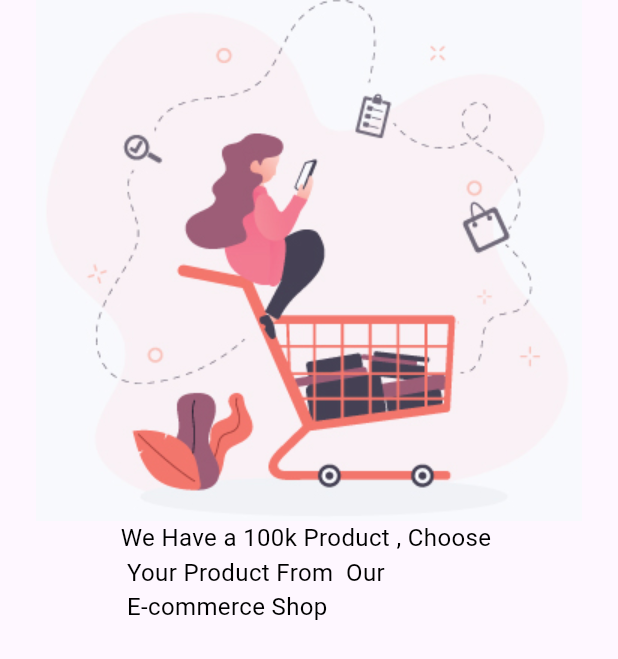
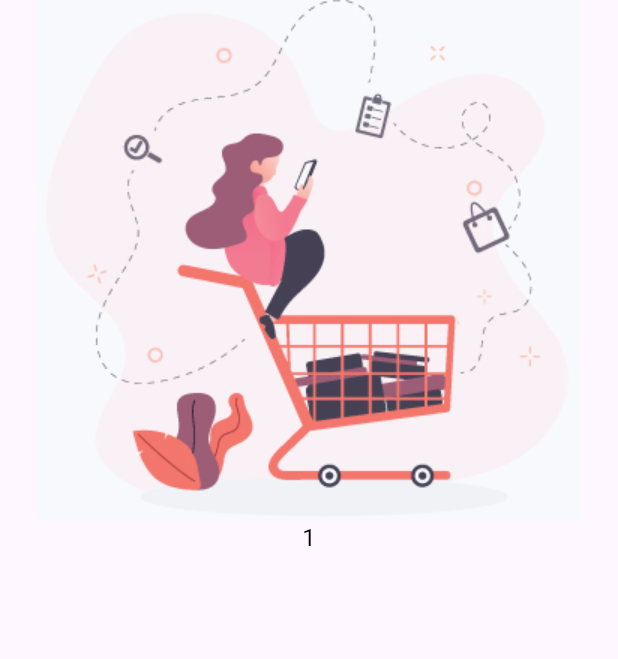
Before and after one commit to am7405782/shoping_app, a Flutter app: the screen it shows after launch, on a phone screen of 412 x 824 dp. Shown: the top 659 px of the screen. Run offline on Flutter 3.47's test engine with Material 3 defaults, Android fonts, the phone set to English and light mode, and no system bars; our stand-ins replace get, shared_preferences; project files that could hold a hidden picture were left out.

```diff
--- a/lib/data/data_source/static.dart
+++ b/lib/data/data_source/static.dart
@@ -1,10 +1,10 @@
+import 'package:get/get.dart';
 import 'package:shoping_app/core/constant/assets.dart';
 import 'package:shoping_app/data/model/onbording_model.dart';
 
 List<OnBordingModel> onBordingList = [
   OnBordingModel(
-    body:
-        "We Have a 100k Product , Choose \n Your Product From  Our \n E-commerce Shop",
+    body: "1".tr,
     image: AppImageAsset.onBoardingImageOne,
     title: "Easy And Safe Paymnet",
   ),
--- a/lib/main.dart
+++ b/lib/main.dart
@@ -1,5 +1,6 @@
 import 'package:flutter/material.dart';
 import 'package:get/get_navigation/src/root/get_material_app.dart';
+import 'package:shoping_app/core/localization/translation.dart';
 import 'package:shoping_app/view/pages/onbording_page.dart';
 
 void main() {
@@ -13,6 +14,7 @@ class MyApp extends StatelessWidget {
   @override
   Widget build(BuildContext context) {
     return GetMaterialApp(
+      translations: MyTranslation(),
       debugShowCheckedModeBanner: false,
       title: 'Flutter Demo',
       theme: ThemeData(
```
